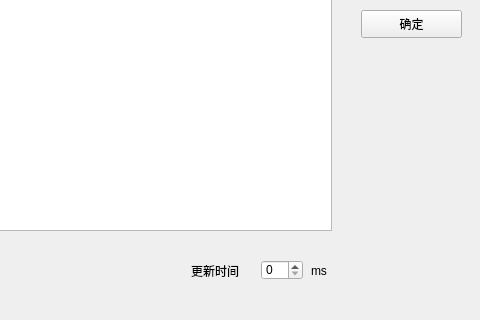
The window that chart2.ui (Belong34/SerialPort) describes before a commit, drawn with Qt 5; both pictures show x 639 to 1119 and y 270 to 590 of the 1119 by 590 pixel window.
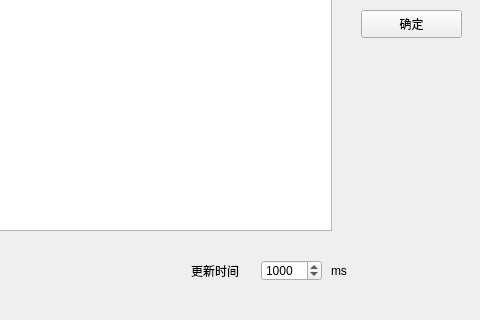
The same window after the commit. Custom widgets are drawn as their Qt base class.

Patch:
```diff
--- a/chart2.ui
+++ b/chart2.ui
@@ -126,10 +126,19 @@
     <rect>
      <x>900</x>
      <y>530</y>
-     <width>42</width>
-     <height>20</height>
+     <width>61</width>
+     <height>21</height>
     </rect>
    </property>
+   <property name="maximum">
+    <number>10000</number>
+   </property>
+   <property name="value">
+    <number>1000</number>
+   </property>
+   <property name="displayIntegerBase">
+    <number>10</number>
+   </property>
   </widget>
   <widget class="QLabel" name="label_5">
    <property name="geometry">
@@ -147,7 +156,7 @@
   <widget class="QLabel" name="label_6">
    <property name="geometry">
     <rect>
-     <x>950</x>
+     <x>970</x>
      <y>530</y>
      <width>51</width>
      <height>21</height>
```
